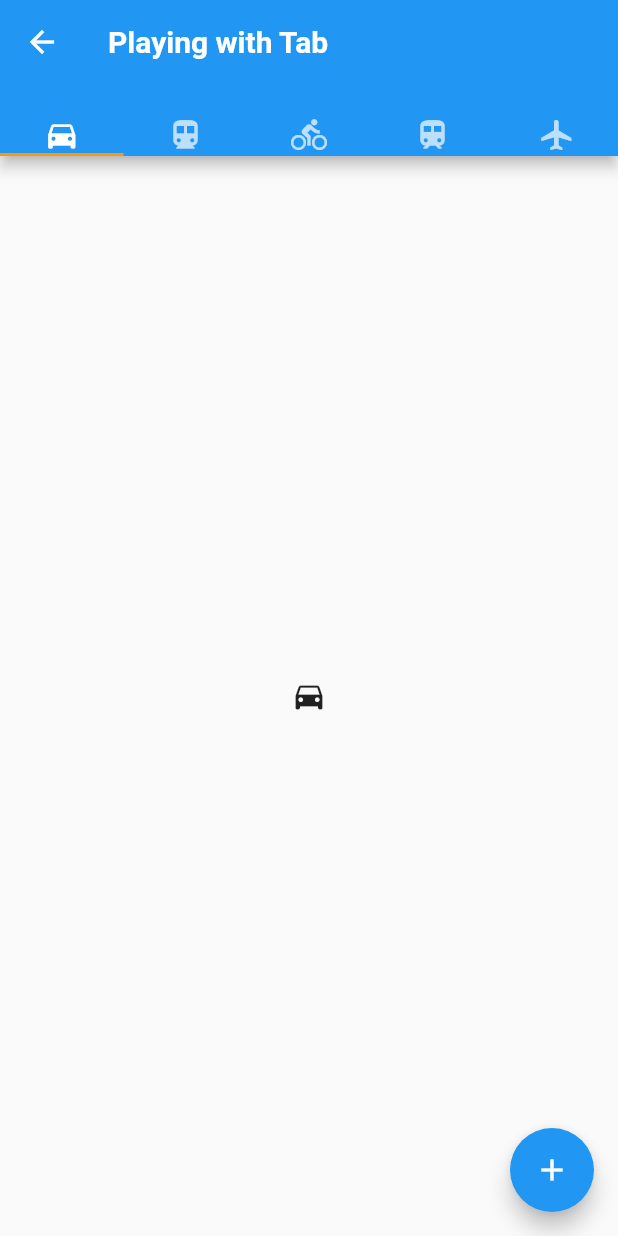
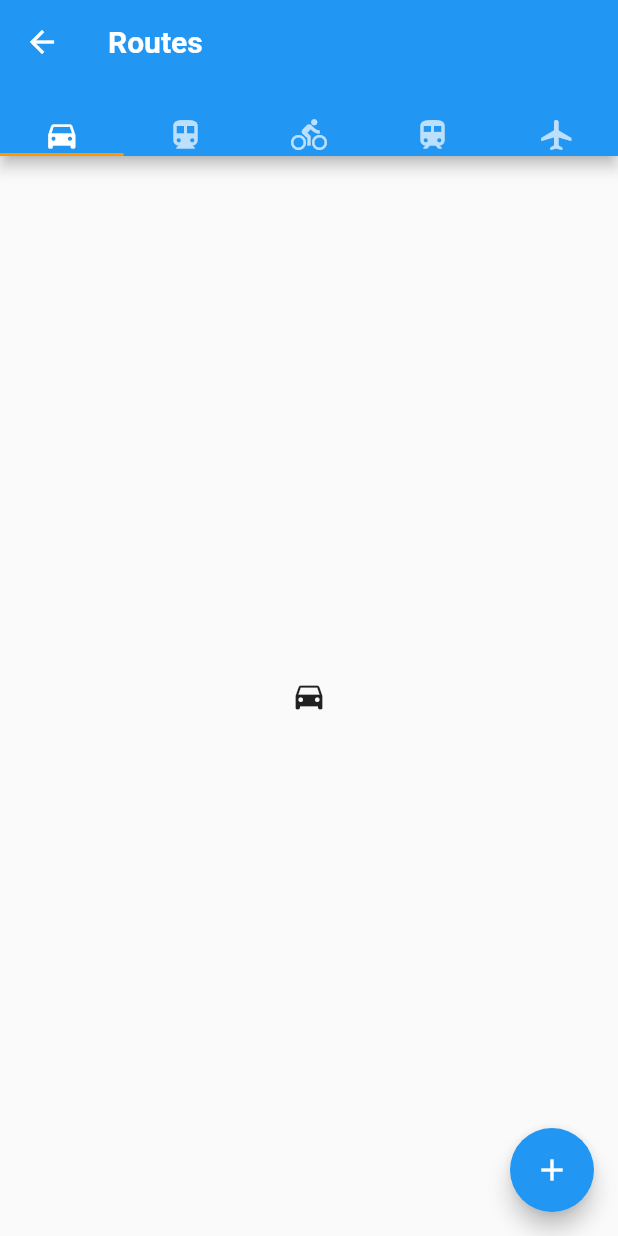
Before and after one commit to Iamsdt/playing_with_flutter, a Flutter app: the Routes screen opened directly, on a phone screen of 412 x 824 dp. Run offline on Flutter 3.47's test engine with Material 2 defaults, Android fonts, the light colour scheme and no system bars; our stand-ins replace cached_network_image, shared_preferences, transparent_image; accounts and stored records are empty.

Commit message:
change name
Signed-off-by: Iamsdt <shudiptotrafder@gmail.com>

Took 2 minutes

```diff
--- a/lib/practice/Routes.dart
+++ b/lib/practice/Routes.dart
@@ -12,7 +12,7 @@ class Routes extends StatelessWidget {
       length: 5,
       child: Scaffold(
         appBar: AppBar(
-          title: Text("Playing with Tab"),
+          title: Text("Routes"),
           bottom: TabBar(
             indicatorColor: Colors.orange,
             tabs: <Widget>[
```
Also changed, not shown: screenshort/details.png (added), screenshort/main.png (added), screenshort/nav.png (added), screenshort/routes.png (added), screenshort/splash.png (added).
